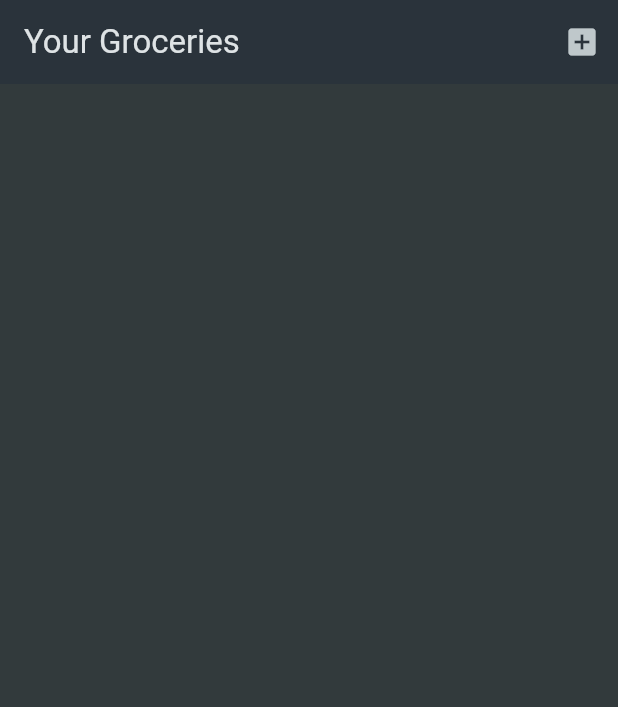
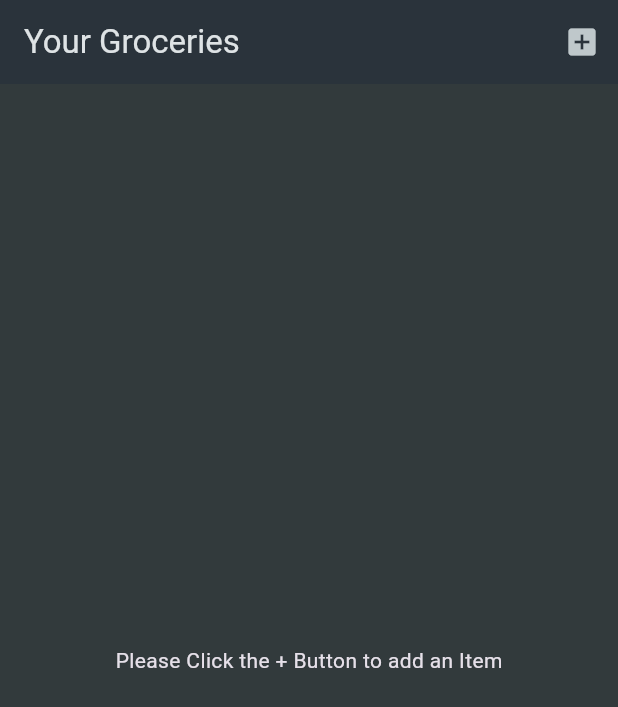
Before and after one commit to Bran108/shopping_list, a Flutter app: the screen it shows after launch, on a phone screen of 412 x 824 dp. Shown: the top 707 px of the screen. Run offline on Flutter 3.47's test engine with Material 3 defaults, Android fonts, the phone set to English and light mode, and no system bars.

Commit message:
finished add items

```diff
--- a/lib/widgets/grocery_list.dart
+++ b/lib/widgets/grocery_list.dart
@@ -24,17 +24,28 @@ class _GroceryListState extends State<GroceryList> {
         });
       }
 }
+void _removeItems(GroceryItem item){
+  setState((){
+    _groceryItems.remove(item);
+  });
+  for (var i = 0; i <_groceryItems.length; i++){
+    print(_groceryItems[i].name);
+  }
+}
 
 @override
   Widget build(BuildContext context) {
-    return Scaffold(
-      appBar: AppBar(
-        title: const Text("Your Groceries"),
-        actions: [IconButton(onPressed: _addItem, icon: Icon(Icons.add_box))],
-      ),
-      body:ListView.builder(
+    Widget content = const Center(child:Text("Please Click the + Button to add an Item"));
+if(_groceryItems.isNotEmpty)
+{
+      content: ListView.builder(
         itemCount: _groceryItems.length,
-        itemBuilder: (ctx, index) => ListTile(
+        itemBuilder: (ctx, index) => Dismissible(
+          onDismissed: (direction){
+            _removeItems(_groceryItems[index]);
+          },
+          key: ValueKey(_groceryItems[index].id),
+          child: ListTile(
           leading: Container(
             width: 24,
             height: 24,
@@ -43,7 +54,15 @@ class _GroceryListState extends State<GroceryList> {
           title: Text(_groceryItems[index].name),
           trailing: Text(_groceryItems[index].quantity.toString()),
         ),
-      )
+      ),
+    );
+    }
+    return Scaffold(
+      appBar: AppBar(
+        title: const Text("Your Groceries"),
+        actions: [IconButton(onPressed: _addItem, icon: Icon(Icons.add_box))],
+      ),
+      body: content,
     );
   }
 }
```
